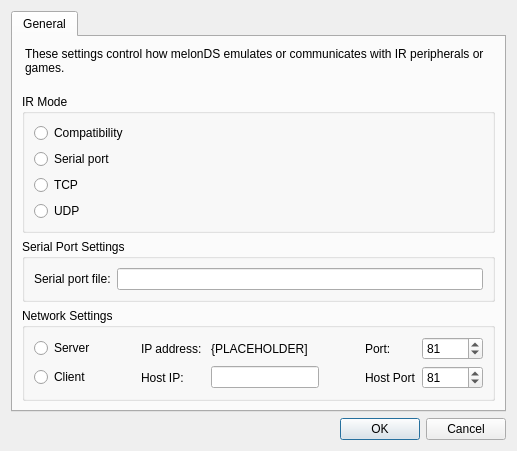
Before: the Qt Designer form src/frontend/qt_sdl/IRSettingsDialog.ui in DaveuRrr/melonDS-IR, drawn with Qt 5.
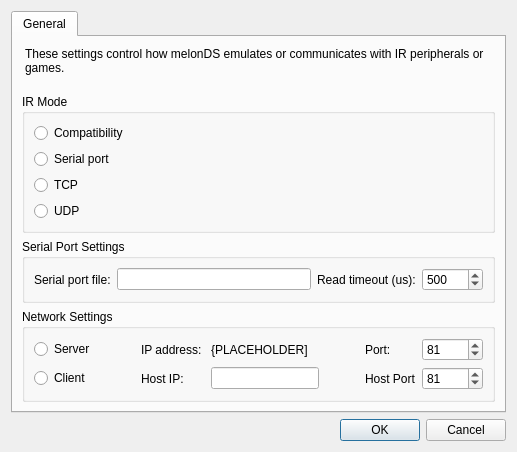
After: the same form once the commit is applied. Custom widgets are drawn as their Qt base class.

Commit message: Serial Timeout Accumulation

Diff of the .ui file:
```diff
--- a/src/frontend/qt_sdl/IRSettingsDialog.ui
+++ b/src/frontend/qt_sdl/IRSettingsDialog.ui
@@ -168,6 +168,32 @@
             </property>
            </widget>
           </item> -->
+          <item row="1" column="3">
+           <widget class="QLabel" name="labelReadTimeout">
+            <property name="text">
+             <string>Read timeout (us):</string>
+            </property>
+           </widget>
+          </item>
+          <item row="1" column="4">
+           <widget class="QSpinBox" name="boxReadTimeoutUs">
+            <property name="toolTip">
+             <string>How long to wait for the first byte of a response before giving up.</string>
+            </property>
+            <property name="minimum">
+             <number>0</number>
+            </property>
+            <property name="maximum">
+             <number>10000</number>
+            </property>
+            <property name="singleStep">
+             <number>50</number>
+            </property>
+            <property name="value">
+             <number>500</number>
+            </property>
+           </widget>
+          </item>
          </layout>
         </widget>
        </item>
```
The commit also changes 3 other files.
